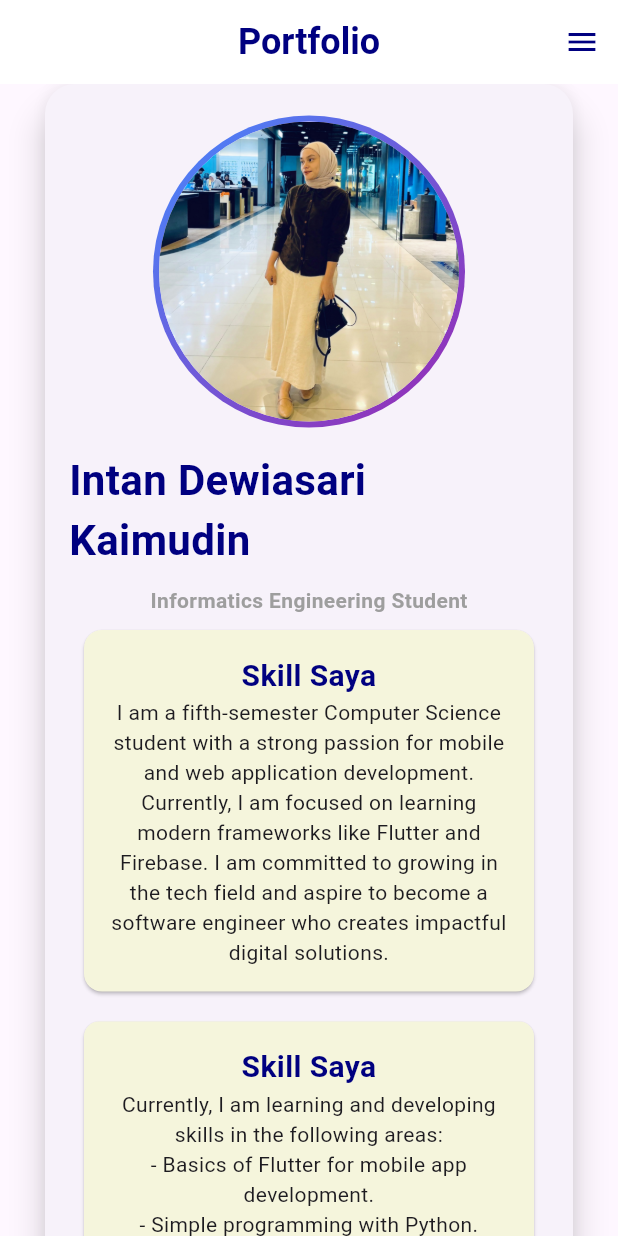
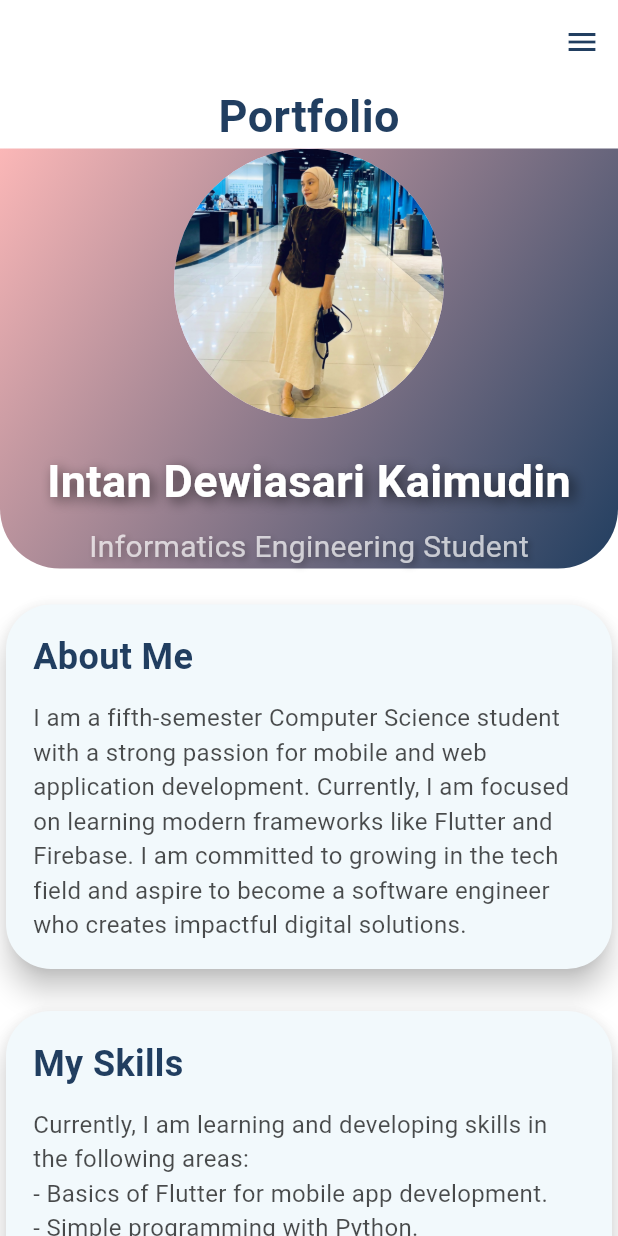
Before and after one commit to intan519/TUGAS-FLUTTER, a Flutter app: the screen it shows after launch, on a phone screen of 412 x 824 dp. Run offline on Flutter 3.47's test engine with Material 3 defaults, Android fonts, the phone set to English and light mode, and no system bars; our stand-ins replace icons_plus.

Commit message:
Update main.dart

```diff
--- a/lib/main.dart
+++ b/lib/main.dart
@@ -1,24 +1,12 @@
-// ignore_for_file: prefer_const_constructors, prefer_const_literals_to_create_immutables
+// ignore_for_file: prefer_const_constructors
 
 import 'package:flutter/material.dart';
 import 'package:flutter/services.dart';
 import 'package:url_launcher/url_launcher.dart';
-import 'package:font_awesome_flutter/font_awesome_flutter.dart';
+import 'package:icons_plus/icons_plus.dart';
 
 void main() {
-  runApp(const MainApp());
-}
-
-class MainApp extends StatelessWidget {
-  const MainApp({super.key});
-
-  @override
-  Widget build(BuildContext context) {
-    return const MaterialApp(
-      debugShowCheckedModeBanner: false,
-      home: MyApp(),
-    );
-  }
+  runApp(const MyApp());
 }
 
 class MyApp extends StatelessWidget {
@@ -28,312 +16,202 @@ class MyApp extends StatelessWidget {
   Widget build(BuildContext context) {
     return MaterialApp(
       debugShowCheckedModeBanner: false,
-      home: Builder(builder: (context) {
+      theme: ThemeData(
+        fontFamily: 'Roboto',
+        textTheme: TextTheme(
+          bodyMedium: TextStyle(color: Colors.black.withOpacity(0.8)),
+        ),
+      ),
+      home: const ProfilePage(),
+    );
+  }
+}
+
+class ProfilePage extends StatelessWidget {
+  const ProfilePage({super.key});
+
+  @override
+  Widget build(BuildContext context) {
     return Scaffold(
-          appBar: PreferredSize(
-            preferredSize: const Size.fromHeight(kToolbarHeight),
-            child: Container(
-              decoration: const BoxDecoration(),
-              child: AppBar(
-                iconTheme: const IconThemeData(color: Color(0xFF000080)),
-                backgroundColor:
-                    Colors.white, // Transparent untuk menunjukkan gradient
-                elevation: 0, // Menghapus shadow
-                centerTitle: true,
-                title: const Text(
+      backgroundColor: Colors.white,
+      appBar: AppBar(
+        elevation: 0,
+        backgroundColor: Colors.transparent,
+        systemOverlayStyle: SystemUiOverlayStyle.dark,
+        actions: [
+          Builder(
+            builder: (context) => IconButton(
+              icon: Icon(Icons.menu, color: Color(0xFF213E60)),
+              onPressed: () => Scaffold.of(context).openEndDrawer(),
+            ),
+          ),
+        ],
+      ),
+      endDrawer: _buildDrawer(context),
+      body: SingleChildScrollView(
+        child: Column(
+          children: [
+            // Move the "Portfolio" title upwards
+            Padding(
+              padding: const EdgeInsets.only(left: 20.0, right: 20.0),
+              child: Text(
                 'Portfolio',
                 style: TextStyle(
-                    fontSize: 24,
-                    color: Color(0xFF000080),
+                  fontSize: 30,
                   fontWeight: FontWeight.bold,
+                  color: Color(0xFF213E60),
                 ),
               ),
             ),
+            _buildHeader(context),
+            const SizedBox(height: 20),
+            _buildAboutMeSection(),
+            const SizedBox(height: 20),
+            _buildSkillsSection(),
+          ],
         ),
       ),
-          endDrawer: Drawer(
+    );
+  }
+
+  Widget _buildDrawer(BuildContext context) {
+    return Drawer(
       child: ListView(
         padding: EdgeInsets.zero,
         children: [
           UserAccountsDrawerHeader(
+            decoration: BoxDecoration(
+              gradient: LinearGradient(
+                colors: const [Color(0xFFFBB7B7), Color(0xFF213E60)],
+                begin: Alignment.topLeft,
+                end: Alignment.bottomRight,
+              ),
+            ),
             accountName: const Text(
               'Intan Dewiasari Kaimudin',
               style: TextStyle(
-                        color: Color(0xFF000080),
-                        fontSize: 20,
-                        fontWeight: FontWeight.bold),
-                  ),
-                  accountEmail: const Text('intankaimudin22@gmail.com',
-                      style: TextStyle(color: Color(0xFF000080))),
-                  currentAccountPicture: CircleAvatar(
-                    backgroundColor: Colors.black,
-                    child: ClipOval(
-                      child: Image.asset(
-                        fit: BoxFit.cover,
-                        'assets/logo.jpg',
-                        width: 90,
+                color: Colors.white,
+                fontWeight: FontWeight.bold,
+                fontSize: 18,
               ),
             ),
+            accountEmail: const Text(
+              'intankaimudin22@gmail.com',
+              style: TextStyle(color: Colors.white70),
             ),
-                  decoration: const BoxDecoration(
-                      color: Color(0xFFF5F5DC),
-                      image: DecorationImage(
-                          fit: BoxFit.cover,
-                          image: NetworkImage(
-                              'https://img.freepik.com/free-photo/hand-painted-watercolor-background-with-sky-clouds-shape_24972-1095.jpg'))),
+            currentAccountPicture: const CircleAvatar(
+              backgroundImage: AssetImage('assets/logo.jpg'),
             ),
-                ListTile(
-                  leading: const Icon(
-                    Icons.people_alt,
-                    color: Color(0xFF000080),
           ),
-                  title: const Text('Portfolio'),
-                  onTap: () {
-                    Navigator.pop(context);
+          _buildDrawerItem(
+            icon: Icons.home,
+            text: 'Portfolio',
+            onTap: () => Navigator.pop(context),
+          ),
+          _buildDrawerItem(
+            icon: Icons.music_note,
+            text: 'Music',
+            onTap: () async {
+              final Uri url = Uri.parse('https://open.spotify.com/');
+              await launchUrl(url, mode: LaunchMode.externalApplication);
             },
           ),
-                ListTile(
-                  leading: const Icon(
-                    FontAwesomeIcons.whatsapp,
-                    color: Color(0xFF000080),
-                  ),
-                  title: const Text('WhatsApp'),
+          _buildDrawerItem(
+            icon: Bootstrap.whatsapp,
+            text: 'WhatsApp',
             onTap: () async {
               final Uri url =
-                        Uri.parse('https://wa.me/6282196108804?text=Hello');
-                    if (await canLaunchUrl(url)) {
-                      await launchUrl(url,
-                          mode: LaunchMode.externalApplication);
-                    } else {
-                      throw 'Could not launch $url';
-                    }
+                  Uri.parse('https://wa.me/6282238482847?text=Hello');
+              await launchUrl(url, mode: LaunchMode.externalApplication);
             },
           ),
-                ListTile(
-                  leading: const Icon(FontAwesomeIcons.instagram,
-                      color: Color(0xFF000080)),
-                  title: const Text('Instagram'),
+          _buildDrawerItem(
+            icon: Bootstrap.instagram,
+            text: 'Instagram',
             onTap: () async {
-                    final Uri url = Uri.parse(
-                        'https://www.instagram.com/intankaimudin_?igsh=MTc3cTR0MG41bnZo');
-                    if (await canLaunchUrl(url)) {
-                      await launchUrl(url,
-                          mode: LaunchMode.externalApplication);
-                    } else {
-                      throw 'Could not launch $url';
-                    }
+              final Uri url =
+                  Uri.parse('https://www.instagram.com/intankaimudin');
+              await launchUrl(url, mode: LaunchMode.externalApplication);
             },
           ),
-                const SizedBox(
-                  height: 15,
-                ),
-                const Divider(
-                  thickness: 1, // Ketebalan garis
-                  color: Colors.blue, // Warna garis
-                  indent: 16, // Jarak dari sisi kiri
-                  endIndent: 16, // Jarak dari sisi kanan
-                ),
-                const SizedBox(
-                  height: 15,
-                ),
-                ListTile(
-                  leading: const Icon(
-                    Icons.logout,
-                    color: Colors.redAccent,
-                  ),
-                  title: const Text('Logout'),
-                  onTap: () {
-                    showDialog(
-                      context: context,
-                      builder: (context) => AlertDialog(
-                        title: const Text('Logout'),
-                        content: const Text('Apakah anda yakin ingin keluar?'),
-                        actions: [
-                          TextButton(
-                            child: const Text('Batal'),
-                            onPressed: () {
-                              Navigator.pop(context);
+          _buildDrawerItem(
+            icon: Bootstrap.facebook,
+            text: 'Facebook',
+            onTap: () async {
+              final Uri url = Uri.parse('https://facebook.com/');
+              await launchUrl(url, mode: LaunchMode.externalApplication);
             },
           ),
-                          TextButton(
-                            child: const Text(
-                              'Keluar',
-                              style: TextStyle(color: Colors.red),
-                            ),
-                            onPressed: () {
+          const Divider(),
+          _buildDrawerItem(
+            icon: Icons.exit_to_app,
+            text: 'Exit',
+            color: Colors.red,
+            onTap: () {
               SystemNavigator.pop();
             },
           ),
         ],
       ),
     );
-                  },
+  }
+
+  Widget _buildHeader(BuildContext context) {
+    return Stack(
+      children: [
+        Container(
+          height: 280,
+          decoration: BoxDecoration(
+            gradient: LinearGradient(
+              colors: const [Color(0xFFFBB7B7), Color(0xFF213E60)],
+              begin: Alignment.topLeft,
+              end: Alignment.bottomRight,
+            ),
+            borderRadius: BorderRadius.only(
+              bottomLeft: Radius.circular(40),
+              bottomRight: Radius.circular(40),
+            ),
+          ),
+        ),
+        Positioned.fill(
+          child: Align(
+            alignment: Alignment.center,
+            child: Column(
+              mainAxisAlignment: MainAxisAlignment.center,
+              children: [
+                const CircleAvatar(
+                  radius: 90,
+                  backgroundImage: AssetImage('assets/logo.jpg'),
+                ),
+                const SizedBox(height: 20),
+                Text(
+                  'Intan Dewiasari Kaimudin',
+                  style: TextStyle(
+                    fontSize: 30,
+                    fontWeight: FontWeight.bold,
+                    color: Colors.white,
+                    shadows: [
+                      Shadow(
+                        blurRadius: 10.0,
+                        color: Colors.black.withOpacity(0.6),
+                        offset: Offset(3, 3),
                       ),
                     ],
                   ),
                 ),
-          body: Center(
-            child: SingleChildScrollView(
-              child: Column(
-                mainAxisAlignment: MainAxisAlignment.center,
-                children: [
-                  // Card Content
-                  Card(
-                    elevation: 10,
-                    shape: RoundedRectangleBorder(
-                        borderRadius: BorderRadius.circular(20)),
-                    margin: const EdgeInsets.symmetric(horizontal: 30),
-                    child: Padding(
-                      padding: const EdgeInsets.all(16.0),
-                      child: Column(
-                        children: [
-                          const SizedBox(height: 5),
-                          // Profile Avatar
-                          Container(
-                            decoration: const BoxDecoration(
-                              shape: BoxShape.circle,
-                              gradient: LinearGradient(
-                                colors: [
-                                  Colors.blueAccent,
-                                  Colors.purple,
-                                ],
-                                begin: Alignment.topLeft,
-                                end: Alignment.bottomRight,
-                              ),
-                            ),
-
-                            padding:
-                                const EdgeInsets.all(4), // Ketebalan outline
-                            child: const CircleAvatar(
-                              radius: 100, // Ukuran lingkaran avatar
-                              backgroundImage: AssetImage('assets/logo.jpg'),
-                            ),
-                          ),
-                          const SizedBox(height: 15),
-                          const Text(
-                            'Intan Dewiasari Kaimudin',
-                            style: TextStyle(
-                              fontSize: 28,
-                              fontWeight: FontWeight.bold,
-                              color: Color(0xFF000080), // Warna indigo 700
-                            ),
-                          ),
-
-                          const SizedBox(height: 10),
-                          const Text(
+                const SizedBox(height: 8),
+                Text(
                   'Informatics Engineering Student',
                   style: TextStyle(
-                              fontSize: 14,
-                              fontWeight: FontWeight.bold,
-                              color: Colors.grey, // Warna indigo 700
-                            ),
-                          ),
-
-                          Card(
-                            margin: EdgeInsets.all(10),
-                            color: Color(0xFFF5F5DC),
-                            child: Padding(
-                              padding: EdgeInsets.all(16),
-                              child: Center(
-                                child: Column(
-                                  children: [
-                                    Text(
-                                      'Skill Saya',
-                                      style: TextStyle(
-                                        color: Color(0xFF000080),
                     fontSize: 20,
-                                        fontWeight: FontWeight.bold,
-                                      ),
-                                      textAlign: TextAlign.center,
-                                    ),
-                                    Text(
-                                      'I am a fifth-semester Computer Science student with a strong passion for mobile and web application development. '
-                                      'Currently, I am focused on learning modern frameworks like Flutter and Firebase. '
-                                      'I am committed to growing in the tech field and aspire to become a software engineer who creates impactful digital solutions.',
-                                      style: TextStyle(
-                                        fontSize: 14,
-                                      ),
-                                      textAlign: TextAlign.center,
+                    color: Colors.white70,
+                    shadows: [
+                      Shadow(
+                        blurRadius: 5.0,
+                        color: Colors.black.withOpacity(0.3),
+                        offset: Offset(2, 2),
                       ),
                     ],
-                                ),
-                              ),
-                            ),
-                          ),
-                          Card(
-                            margin: EdgeInsets.all(10),
-                            shape: RoundedRectangleBorder(
-                              borderRadius: BorderRadius.circular(
-                                10,
-                              ),
-                            ),
-                            color: Color(0xFFF5F5DC),
-                            child: Padding(
-                              padding: const EdgeInsets.all(16.0),
-                              child: Column(
-                                crossAxisAlignment: CrossAxisAlignment.center,
-                                children: [
-                                  Text(
-                                    'Skill Saya',
-                                    style: TextStyle(
-                                      color: Color(0xFF000080),
-                                      fontSize: 20,
-                                      fontWeight: FontWeight.bold,
-                                    ),
-                                    textAlign:
-                                        TextAlign.center, // Pusatkan teks judul
-                                  ),
-                                  Wrap(
-                                    spacing:
-                                        10, // Jarak horizontal antar elemen
-                                    runSpacing:
-                                        10, // Jarak vertikal antar elemen
-                                    alignment: WrapAlignment.center,
-                                    children: const [
-                                      Text(
-                                        'Currently, I am learning and developing skills in the following areas:\n'
-                                        '- Basics of Flutter for mobile app development.\n'
-                                        '- Simple programming with Python.\n'
-                                        '- Basic understanding of JavaScript and HTML.',
-                                        textAlign: TextAlign.center,
-                                        style: TextStyle(
-                                          fontSize:
-                                              14, // Ukuran teks bisa disesuaikan
-                                        ),
-                                      ),
-                                      Icon(
-                                        Icons.flutter_dash,
-                                        color: Colors.blue,
-                                        size: 40, // Ukuran ikon
-                                      ),
-                                      SizedBox(
-                                        width: 10,
-                                      ),
-                                      FaIcon(
-                                        FontAwesomeIcons.python, // Ikon Python
-                                        color: Colors.blueAccent,
-                                        size: 40,
-                                      ),
-                                      SizedBox(
-                                        width: 10,
-                                      ),
-                                      FaIcon(
-                                        FontAwesomeIcons.js, // Ikon JavaScript
-                                        color: Colors.yellow,
-                                        size: 40,
-                                      ),
-                                      SizedBox(
-                                        width: 10,
-                                      ),
-                                      FaIcon(
-                                        FontAwesomeIcons.html5, // Ikon HTML
-                                        color: Colors.orange,
-                                        size: 40,
-                                      ),
-                                    ],
-                                  ),
-                                ],
-                              ),
                   ),
                 ),
               ],
@@ -341,11 +219,77 @@ class MyApp extends StatelessWidget {
           ),
         ),
       ],
+    );
+  }
+
+  Widget _buildAboutMeSection() {
+    return _buildCard(
+      title: 'About Me',
+      content:
+          'I am a fifth-semester Computer Science student with a strong passion for mobile and web application development. Currently, I am focused on learning modern frameworks like Flutter and Firebase. I am committed to growing in the tech field and aspire to become a software engineer who creates impactful digital solutions.',
+      backgroundColor: Color(0xFFF2F9FC), // Light blue background color
+    );
+  }
+
+  Widget _buildSkillsSection() {
+    return _buildCard(
+      title: 'My Skills',
+      content:
+          'Currently, I am learning and developing skills in the following areas:\n'
+          '- Basics of Flutter for mobile app development.\n'
+          '- Simple programming with Python.\n'
+          '- Basic understanding of JavaScript and HTML.',
+      backgroundColor: Color(0xFFF2F9FC), // Light blue background color
+    );
+  }
+
+  Widget _buildDrawerItem({
+    required IconData icon,
+    required String text,
+    Color color = const Color(0xFF213E60),
+    required VoidCallback onTap,
+  }) {
+    return ListTile(
+      leading: Icon(icon, color: color),
+      title: Text(text),
+      onTap: onTap,
+    );
+  }
+
+  Widget _buildCard({
+    required String title,
+    String? content,
+    Widget? child,
+    Color backgroundColor = Colors.white, // Default white background
+  }) {
+    return Card(
+      elevation: 8,
+      shape: RoundedRectangleBorder(
+        borderRadius: BorderRadius.circular(30),
       ),
+      color: backgroundColor,
+      child: Padding(
+        padding: const EdgeInsets.all(18.0),
+        child: Column(
+          crossAxisAlignment: CrossAxisAlignment.start,
+          children: [
+            Text(
+              title,
+              style: const TextStyle(
+                fontSize: 24,
+                fontWeight: FontWeight.bold,
+                color: Color(0xFF213E60),
+              ),
+            ),
+            const SizedBox(height: 12),
+            if (content != null)
+              Text(content,
+                  style: TextStyle(
+                      fontSize: 16, color: Colors.black.withOpacity(0.7))),
+            if (child != null) child,
+          ],
         ),
       ),
     );
-      }),
-    );
   }
 }
```
Lines whose indentation alone changed are shown as unchanged.
